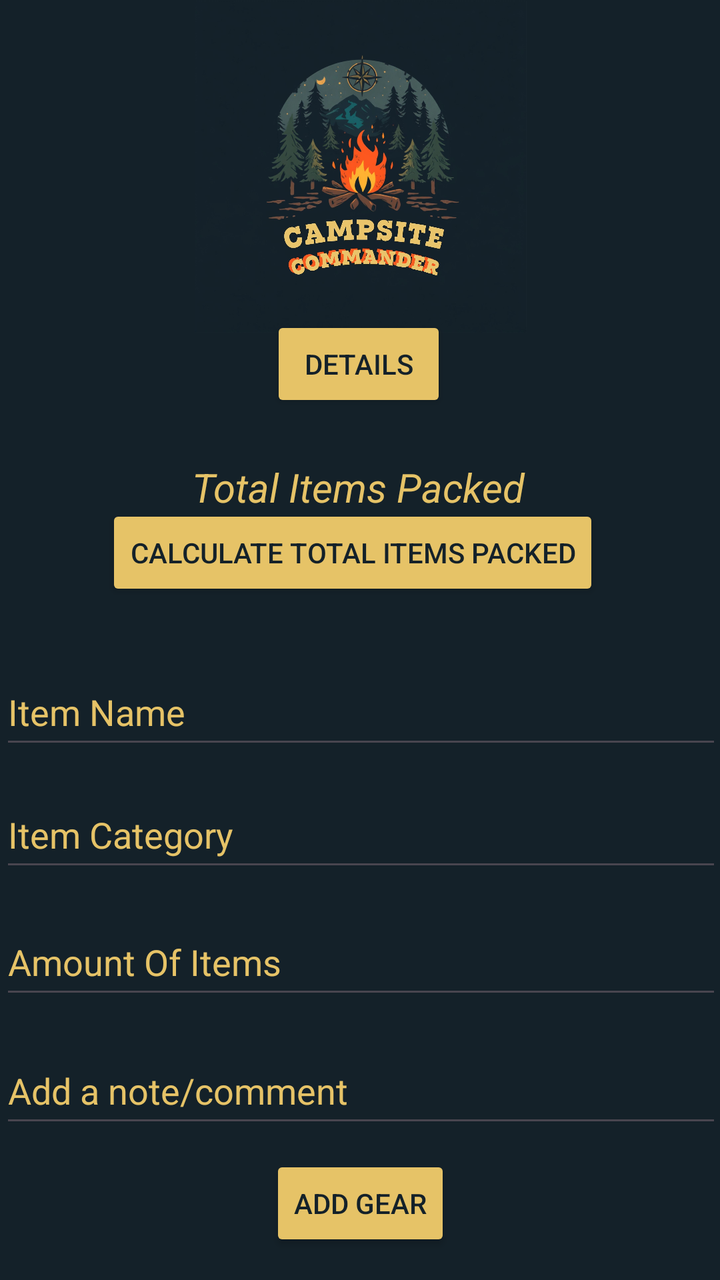
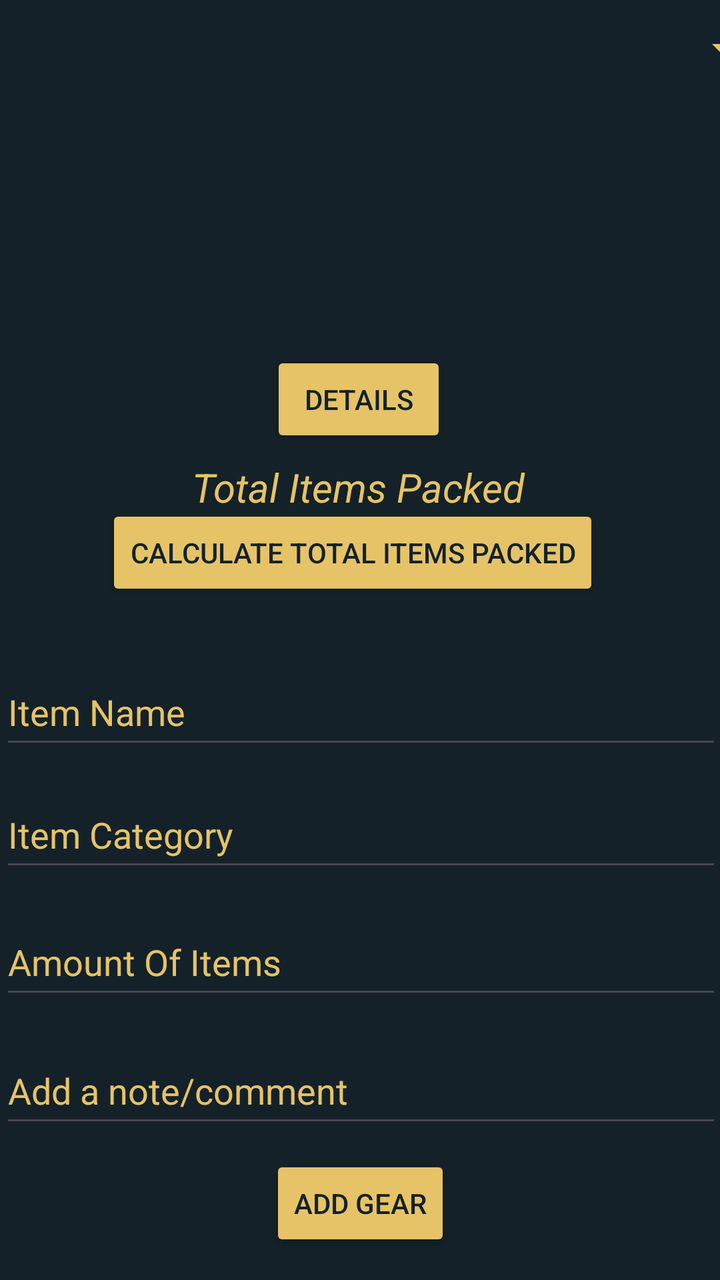

An Android layout rendered at two revisions. The XML below is the earlier revision; the diff shows what the commit changed to produce the second picture.
<!-- AndroidManifest.xml: application theme Theme.CampsiteCommander -->
<!-- res/layout/activity_home.xml -->
<?xml version="1.0" encoding="utf-8"?>
<androidx.constraintlayout.widget.ConstraintLayout xmlns:android="http://schemas.android.com/apk/res/android"
    xmlns:app="http://schemas.android.com/apk/res-auto"
    xmlns:tools="http://schemas.android.com/tools"
    android:background="#142129"
    android:layout_width="match_parent"
    android:layout_height="match_parent">


    <ImageView
        android:id="@+id/ivLogo"
        android:layout_width="223dp"
        android:layout_height="166dp"
        app:layout_constraintBottom_toBottomOf="parent"
        app:layout_constraintEnd_toEndOf="parent"
        app:layout_constraintStart_toStartOf="parent"
        app:layout_constraintTop_toTopOf="parent"
        app:layout_constraintVertical_bias="0.001"
        app:srcCompat="@drawable/campsitelogo" />

    <Button
        android:id="@+id/btnAddItem"
        android:layout_width="wrap_content"
        android:layout_height="wrap_content"
        android:backgroundTint="#E6C367"
        android:text="Add Gear"
        android:textColor="#142129"
        app:layout_constraintBottom_toBottomOf="parent"
        app:layout_constraintEnd_toEndOf="parent"
        app:layout_constraintStart_toStartOf="parent"
        app:layout_constraintTop_toTopOf="parent"
        app:layout_constraintVertical_bias="0.976" />

    <Button
        android:id="@+id/btnTotal"
        android:layout_width="wrap_content"
        android:layout_height="wrap_content"
        android:backgroundTint="#E6C367"
        android:text="Calculate Total Items Packed"
        android:textColor="#142129"
        app:layout_constraintBottom_toBottomOf="parent"
        app:layout_constraintEnd_toEndOf="parent"
        app:layout_constraintHorizontal_bias="0.468"
        app:layout_constraintStart_toStartOf="parent"
        app:layout_constraintTop_toTopOf="parent"
        app:layout_constraintVertical_bias="0.426" />

    <Button
        android:id="@+id/btnDetail"
        android:layout_width="wrap_content"
        android:layout_height="wrap_content"
        android:backgroundTint="#E6C367"
        android:text="Details"
        android:textColor="#142129"
        app:layout_constraintBottom_toBottomOf="parent"
        app:layout_constraintEnd_toEndOf="parent"
        app:layout_constraintHorizontal_bias="0.498"
        app:layout_constraintStart_toStartOf="parent"
        app:layout_constraintTop_toTopOf="parent"
        app:layout_constraintVertical_bias="0.267" />


    <TextView
        android:id="@+id/tvAvg"
        android:layout_width="wrap_content"
        android:layout_height="wrap_content"
        android:text="Total Items Packed"
        android:textColor="#E6C367"
        android:textSize="20sp"
        android:textStyle="italic"
        app:layout_constraintBottom_toBottomOf="parent"
        app:layout_constraintEnd_toEndOf="parent"
        app:layout_constraintHorizontal_bias="0.497"
        app:layout_constraintStart_toStartOf="parent"
        app:layout_constraintTop_toTopOf="parent"
        app:layout_constraintVertical_bias="0.375" />

    <EditText
        android:id="@+id/edtName"
        android:layout_width="361dp"
        android:layout_height="50dp"
        android:ems="10"
        android:inputType="text"
        android:text="Item Name"
        android:textColor="#E6C367"
        app:layout_constraintBottom_toBottomOf="parent"
        app:layout_constraintEnd_toEndOf="parent"
        app:layout_constraintStart_toStartOf="parent"
        app:layout_constraintTop_toTopOf="parent"
        app:layout_constraintVertical_bias="0.558" />

    <EditText
        android:id="@+id/edtCategory"
        android:layout_width="361dp"
        android:layout_height="50dp"
        android:ems="10"
        android:inputType="text"
        android:text="Item Category"
        android:textColor="#E6C367"
        app:layout_constraintBottom_toBottomOf="parent"
        app:layout_constraintEnd_toEndOf="parent"
        app:layout_constraintStart_toStartOf="parent"
        app:layout_constraintTop_toTopOf="parent"
        app:layout_constraintVertical_bias="0.662" />

    <EditText
        android:id="@+id/edtQuantity"
        android:layout_width="361dp"
        android:layout_height="50dp"
        android:ems="10"
        android:inputType="text"
        android:text="Amount Of Items"
        android:textColor="#E6C367"
        app:layout_constraintBottom_toBottomOf="parent"
        app:layout_constraintEnd_toEndOf="parent"
        app:layout_constraintStart_toStartOf="parent"
        app:layout_constraintTop_toTopOf="parent"
        app:layout_constraintVertical_bias="0.77" />

    <EditText
        android:id="@+id/edtComment"
        android:layout_width="361dp"
        android:layout_height="50dp"
        android:ems="10"
        android:inputType="text"
        android:text="Add a note/comment"
        android:textColor="#E6C367"
        app:layout_constraintBottom_toBottomOf="parent"
        app:layout_constraintEnd_toEndOf="parent"
        app:layout_constraintStart_toStartOf="parent"
        app:layout_constraintTop_toTopOf="parent"
        app:layout_constraintVertical_bias="0.879" />


</androidx.constraintlayout.widget.ConstraintLayout>
<!-- resources referenced by this layout -->
<resources>
  <!-- drawable campsitelogo: jpg bitmap (drawable, 185206 bytes) -->
  <style name="Theme.CampsiteCommander" parent="Base.Theme.CampsiteCommander" />
  <style name="Base.Theme.CampsiteCommander" parent="Theme.Material3.DayNight.NoActionBar">
          
          
      </style>
</resources>

<!-- the commit's change to res/layout/activity_home.xml (unified diff, before → after) -->
@@ -6,17 +6,19 @@
     android:layout_width="match_parent"
     android:layout_height="match_parent">
 
-
-    <ImageView
-        android:id="@+id/ivLogo"
-        android:layout_width="223dp"
-        android:layout_height="166dp"
+    <Spinner
+        android:id="@+id/spinner"
+        android:layout_width="409dp"
+        android:layout_height="wrap_content"
+        android:backgroundTint="#E6C367"
+        android:minHeight="48dp"
+        android:textColor="#E6C367"
+        android:textSize="18sp"
         app:layout_constraintBottom_toBottomOf="parent"
         app:layout_constraintEnd_toEndOf="parent"
         app:layout_constraintStart_toStartOf="parent"
         app:layout_constraintTop_toTopOf="parent"
-        app:layout_constraintVertical_bias="0.001"
-        app:srcCompat="@drawable/campsitelogo" />
+        app:layout_constraintVertical_bias="0.0" />
 
     <Button
         android:id="@+id/btnAddItem"
@@ -45,6 +47,7 @@
         app:layout_constraintTop_toTopOf="parent"
         app:layout_constraintVertical_bias="0.426" />
 
+
     <Button
         android:id="@+id/btnDetail"
         android:layout_width="wrap_content"
@@ -57,11 +60,10 @@
         app:layout_constraintHorizontal_bias="0.498"
         app:layout_constraintStart_toStartOf="parent"
         app:layout_constraintTop_toTopOf="parent"
-        app:layout_constraintVertical_bias="0.267" />
-
+        app:layout_constraintVertical_bias="0.297" />
 
     <TextView
-        android:id="@+id/tvAvg"
+        android:id="@+id/tvTotal"
         android:layout_width="wrap_content"
         android:layout_height="wrap_content"
         android:text="Total Items Packed"
<!-- resource entries referenced after the edit -->
@@ -1,6 +1,5 @@
 <!-- resources referenced by this layout -->
 <resources>
-  <!-- drawable campsitelogo: jpg bitmap (drawable, 185206 bytes) -->
   <style name="Theme.CampsiteCommander" parent="Base.Theme.CampsiteCommander" />
   <style name="Base.Theme.CampsiteCommander" parent="Theme.Material3.DayNight.NoActionBar">
           
